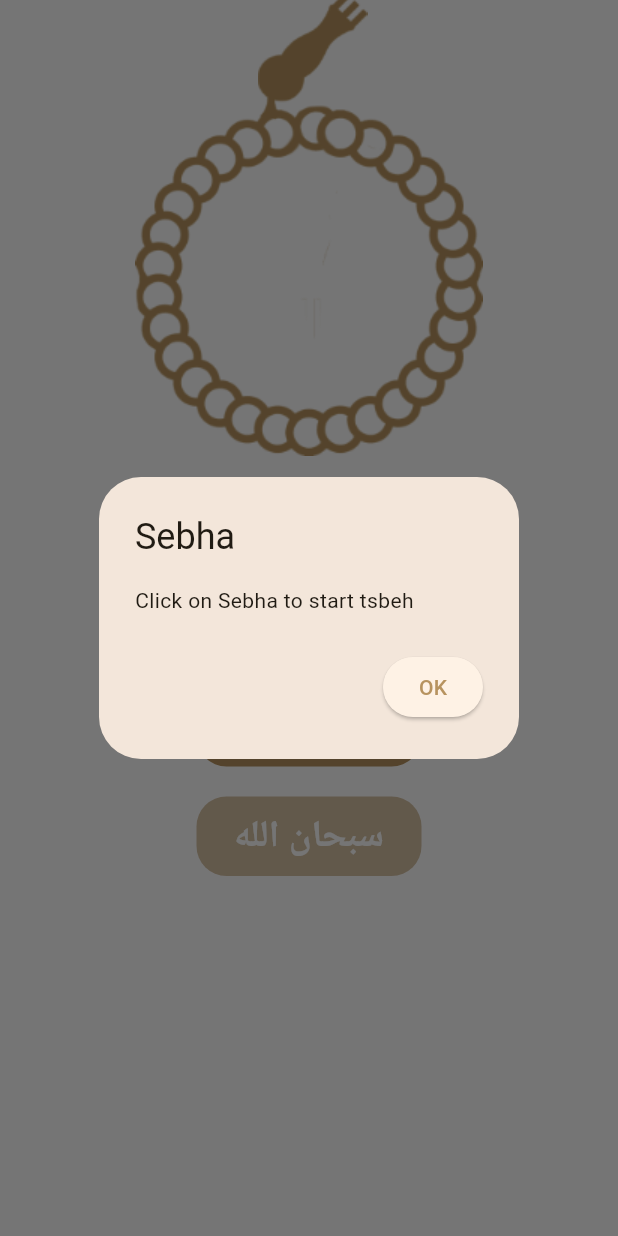
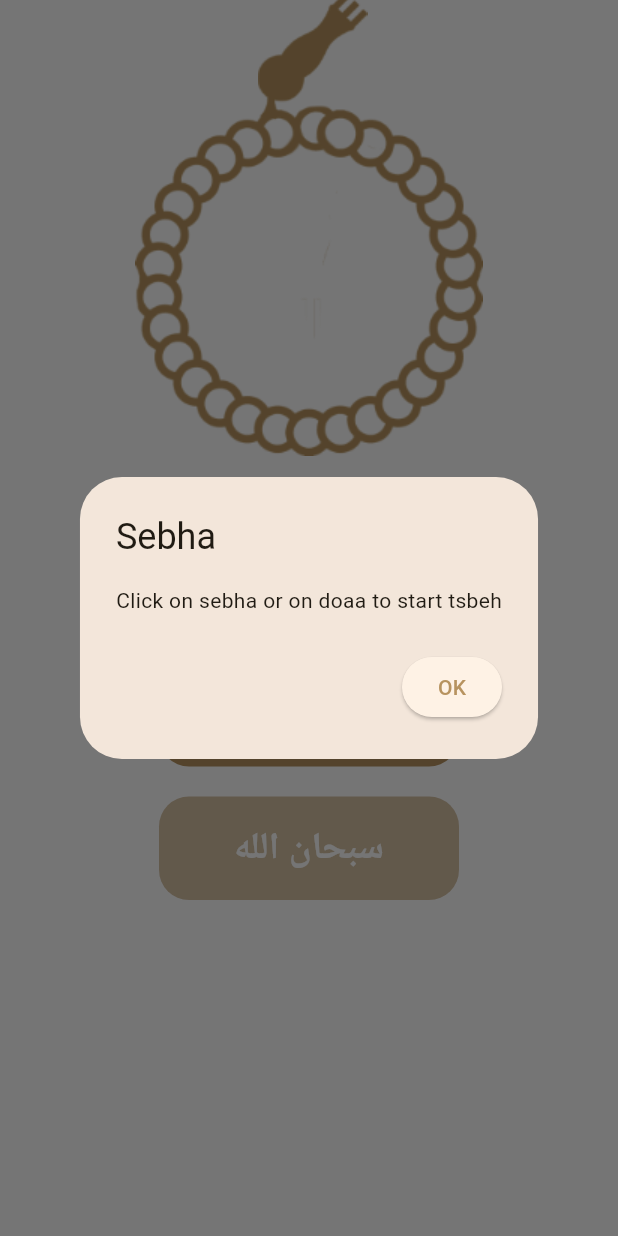
Before and after one commit to AliSamir070/islami_route_c10, a Flutter app: the SebhaWidget widget shown alone on an empty page, opened directly, on a phone screen of 412 x 824 dp. Run offline on Flutter 3.47's test engine with Material 3 defaults, Android fonts, the phone set to English and light mode, and no system bars.

Commit message:
+make sebha logic function +change from custom_container.dart to custom_text.dart +adding textButton

```diff
--- a/lib/ui/home/custom_container.dart
+++ /dev/null
@@ -1,36 +0,0 @@
-import 'package:flutter/material.dart';
-
-class CustomContainer extends StatelessWidget {
-  Color borderColor;
-  Color textColor;
-  String textTitle;
- CustomContainer({
-   super.key,
-   required this.borderColor,
-   required this.textColor,
-   required this.textTitle,
- });
-
-  @override
-  Widget build(BuildContext context) {
-    return Container(
-      width: 150,
-      decoration: BoxDecoration(
-        borderRadius: BorderRadius.circular(20),
-        color: borderColor,
-      ),
-      child:  Padding(
-        padding: const EdgeInsets.all(8.0),
-        child: Text(
-          textTitle,
-          textAlign: TextAlign.center,
-          style: TextStyle(
-            fontSize: 25,
-            fontWeight: FontWeight.bold,
-            color: textColor,
-          ),
-        ),
-      ),
-    );
-  }
-}
--- /dev/null
+++ b/lib/ui/home/custom_text.dart
@@ -0,0 +1,29 @@
+import 'package:flutter/material.dart';
+
+class CustomText extends StatelessWidget {
+
+  Color textColor;
+  String textTitle;
+ CustomText({
+   super.key,
+
+   required this.textColor,
+   required this.textTitle,
+ });
+
+  @override
+  Widget build(BuildContext context) {
+    return Padding(
+      padding: const EdgeInsets.all(8.0),
+      child: Text(
+        textTitle,
+        textAlign: TextAlign.center,
+        style: TextStyle(
+          fontSize: 25,
+          fontWeight: FontWeight.bold,
+          color: textColor,
+        ),
+      ),
+    );
+  }
+}
--- a/lib/ui/home/sebha_widget.dart
+++ b/lib/ui/home/sebha_widget.dart
@@ -1,7 +1,7 @@
 import 'dart:async';
 
 import 'package:flutter/material.dart';
-import 'package:islamy_app_c10/ui/home/custom_container.dart';
+import 'package:islamy_app_c10/ui/home/custom_text.dart';
 
 class SebhaWidget extends StatefulWidget {
   @override
@@ -9,16 +9,34 @@ class SebhaWidget extends StatefulWidget {
 }
 
 class _SebhaWidgetState extends State<SebhaWidget> {
-  double rotation = 0;
+  double animatedTurn = 0;
   int tsbehaCounter = 0;
-  int tsbehListIndex = 0;
+  int doaaListIndex = 0;
 
-  List<String> tsbeh = ['سبحان الله', "الحمد الله", 'الله اكبر', 'استغفر الله'];
+  List<String> doaa = [
+    'سبحان الله',
+    "الحمد الله",
+    'الله اكبر',
+    'استغفر الله',
+  ];
 
   void oneTsbehaFinshed() {
     setState(() {
       tsbehaCounter = 0;
-      tsbehListIndex++;
+      doaaListIndex++;
+    });
+  }
+
+  void sebhaLogic() {
+    setState(() {
+      animatedTurn += 1 / 34;
+      tsbehaCounter++;
+      if (tsbehaCounter == 34) {
+        oneTsbehaFinshed();
+      }
+      if (doaaListIndex == doaa.length) {
+        doaaListIndex = 0;
+      }
     });
   }
 
@@ -38,7 +56,7 @@ class _SebhaWidgetState extends State<SebhaWidget> {
       builder: (BuildContext context) {
         return AlertDialog(
           title: const Text('Sebha'),
-          content: const Text('Click on Sebha to start tsbeh'),
+          content: const Text('Click on sebha or on doaa to start tsbeh'),
           actions: [
             ElevatedButton(
               child: const Text('OK'),
@@ -57,19 +75,6 @@ class _SebhaWidgetState extends State<SebhaWidget> {
     return Column(
       children: [
         Expanded(
-          child: GestureDetector(
-            onTap: () {
-              setState(() {
-                rotation += 1 / 34;
-                tsbehaCounter++;
-                if (tsbehaCounter == 34) {
-                  oneTsbehaFinshed();
-                }
-                if (tsbehListIndex == tsbeh.length) {
-                  tsbehListIndex = 0;
-                }
-              });
-            },
           child: Stack(
             alignment: Alignment.center,
             children: [
@@ -83,16 +88,20 @@ class _SebhaWidgetState extends State<SebhaWidget> {
               ),
               Positioned(
                 top: 70,
+                child: GestureDetector(
+                  onTap: () {
+                    sebhaLogic();
+                  },
                   child: AnimatedRotation(
-                    turns: rotation,
+                    turns: animatedTurn,
                     duration: const Duration(seconds: 1),
                     child: Image.asset(
                       'assets/images/body_of_seb7a.png',
                     ),
                   ),
                 ),
+              ),
             ],
-            ),
           ),
         ),
         Expanded(
@@ -108,17 +117,35 @@ class _SebhaWidgetState extends State<SebhaWidget> {
               const SizedBox(
                 height: 10,
               ),
-              CustomContainer(
-                  borderColor: Theme.of(context).primaryColor,
+              Container(
+                width: 200,
+                decoration: BoxDecoration(
+                  borderRadius: BorderRadius.circular(20),
+                  color: Theme.of(context).primaryColor,
+                ),
+                child: CustomText(
                   textColor: Colors.black,
-                  textTitle: tsbehaCounter.toString()),
+                  textTitle: tsbehaCounter.toString(),
+                ),
+              ),
               const SizedBox(
                 height: 20,
               ),
-              CustomContainer(
-                borderColor: Theme.of(context).primaryColor.withOpacity(0.57),
+              Container(
+                width: 200,
+                decoration: BoxDecoration(
+                  borderRadius: BorderRadius.circular(20),
+                  color: Theme.of(context).primaryColor.withOpacity(0.57),
+                ),
+                child: TextButton(
+                  onPressed: () {
+                    sebhaLogic();
+                  },
+                  child: CustomText(
                     textColor: Colors.white,
-                textTitle: tsbeh[tsbehListIndex],
+                    textTitle: doaa[doaaListIndex],
+                  ),
+                ),
               ),
             ],
           ),
```
Lines whose indentation alone changed are shown as unchanged.
